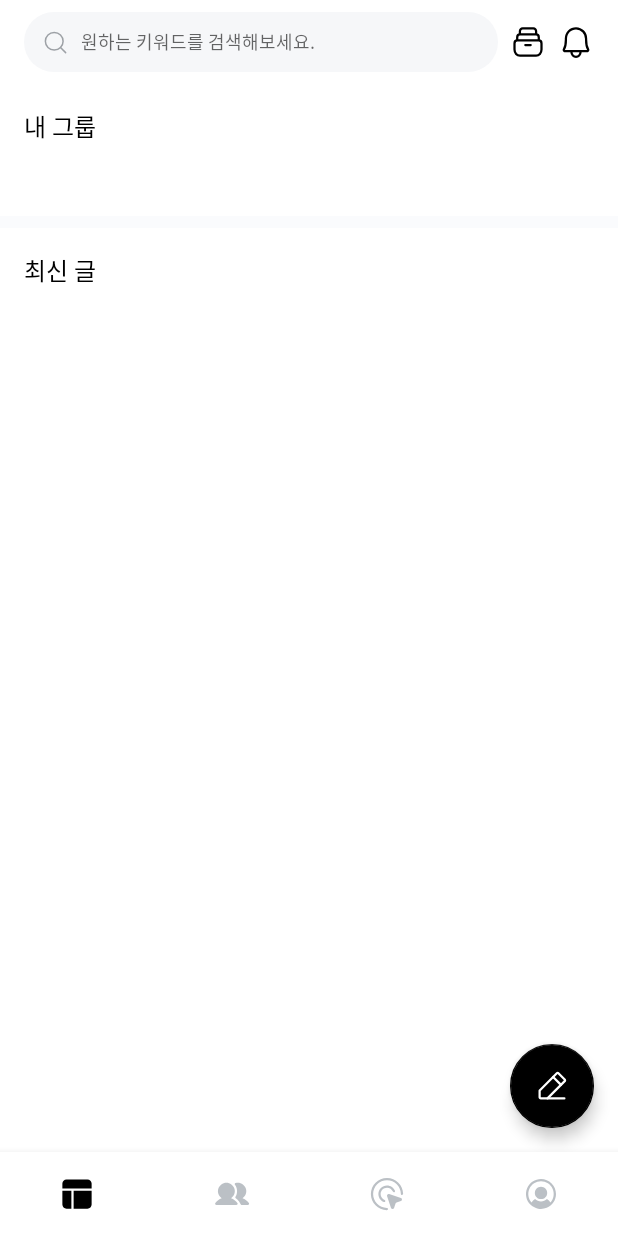
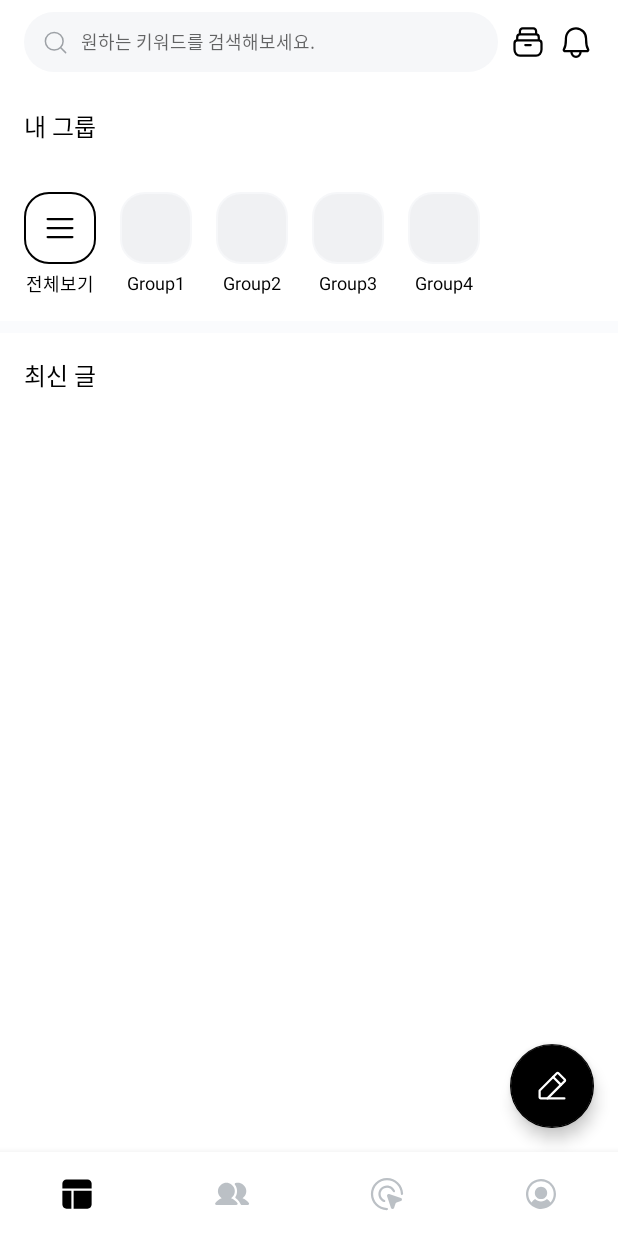
Before and after one commit to dnd-side-project/dnd-8th-4-android, an Android app: the HomeFragment screen opened directly, with no data from a screen before it, on a phone screen of 412 x 824 dp. Run offline under Robolectric (Android 15) with nearby library versions, the phone set to English and light mode, and no system bars; our stand-ins replace Timber, data binding, navigation-ui.

Commit message:
#13 [feat] 어댑터 연결 및 클릭 효과 추가

```diff
--- /dev/null
+++ b/app/src/main/java/com/dnd_8th_4_android/wery/data/remote/model/home/ResponseGroupData.kt
@@ -0,0 +1,12 @@
+package com.dnd_8th_4_android.wery.data.remote.model.home
+
+import com.google.gson.annotations.SerializedName
+
+data class ResponseGroupData(
+    @SerializedName("success") val success: Boolean,
+    @SerializedName("data") val data: Data,
+) {
+    data class Data(
+        val name: String,
+    )
+}
--- /dev/null
+++ b/app/src/main/java/com/dnd_8th_4_android/wery/presentation/ui/home/adapter/GroupRecyclerViewAdapter.kt
@@ -0,0 +1,104 @@
+package com.dnd_8th_4_android.wery.presentation.ui.home.adapter
+
+import android.view.LayoutInflater
+import android.view.View
+import android.view.ViewGroup
+import androidx.recyclerview.widget.DiffUtil
+import androidx.recyclerview.widget.ListAdapter
+import androidx.recyclerview.widget.RecyclerView
+import com.dnd_8th_4_android.wery.data.remote.model.home.ResponseGroupData
+import com.dnd_8th_4_android.wery.databinding.ItemAllMyGroupBinding
+import com.dnd_8th_4_android.wery.databinding.ItemMyGroupBinding
+
+class GroupRecyclerViewAdapter :
+    ListAdapter<ResponseGroupData.Data, RecyclerView.ViewHolder>(diffUtil) {
+    private lateinit var selectedItem: View
+
+    inner class AllGroupViewHolder(private val binding: ItemAllMyGroupBinding) :
+        RecyclerView.ViewHolder(binding.root) {
+        fun bind() {
+            binding.layoutAllMyGroup.setOnClickListener {
+                isSelected(itemView)
+            }
+        }
+    }
+
+    inner class GroupViewHolder(private val binding: ItemMyGroupBinding) :
+        RecyclerView.ViewHolder(binding.root) {
+        fun bind(item: ResponseGroupData.Data) {
+            binding.tvGroupName.text = item.name
+            binding.layoutMyGroup.setOnClickListener {
+                isSelected(itemView)
+            }
+        }
+    }
+
+    override fun onCreateViewHolder(parent: ViewGroup, viewType: Int): RecyclerView.ViewHolder {
+        return when (viewType) {
+            ITEM_ALL_GROUP -> {
+                val binding = ItemAllMyGroupBinding.inflate(
+                    LayoutInflater.from(parent.context),
+                    parent,
+                    false
+                )
+                binding.layoutAllGroup.isSelected = true
+                selectedItem = binding.layoutAllGroup
+                AllGroupViewHolder(binding)
+            }
+            else -> {
+                val binding =
+                    ItemMyGroupBinding.inflate(LayoutInflater.from(parent.context), parent, false)
+                GroupViewHolder(binding)
+            }
+        }
+    }
+
+    override fun getItemCount(): Int {
+        val originSize = currentList.size
+        return if (originSize == 0) 0 else originSize.inc()
+    }
+
+    override fun onBindViewHolder(holder: RecyclerView.ViewHolder, position: Int) {
+        when (holder) {
+            is AllGroupViewHolder -> {
+                holder.bind()
+            }
+            is GroupViewHolder -> {
+                holder.bind(currentList[position.dec()])
+            }
+        }
+    }
+
+    override fun getItemViewType(position: Int): Int {
+        return if (position == 0) ITEM_ALL_GROUP else ITEM_GROUP
+    }
+
+    private fun isSelected(itemView: View) {
+        if(selectedItem != itemView) {
+            selectedItem!!.isSelected = false
+            itemView.isSelected = !itemView.isSelected
+            selectedItem = itemView
+        }
+    }
+
+    object diffUtil : DiffUtil.ItemCallback<ResponseGroupData.Data>() {
+        override fun areItemsTheSame(
+            oldItem: ResponseGroupData.Data,
+            newItem: ResponseGroupData.Data,
+        ): Boolean {
+            return oldItem === newItem
+        }
+
+        override fun areContentsTheSame(
+            oldItem: ResponseGroupData.Data,
+            newItem: ResponseGroupData.Data,
+        ): Boolean {
+            return oldItem == newItem
+        }
+    }
+
+    companion object {
+        const val ITEM_ALL_GROUP = 0
+        const val ITEM_GROUP = 1
+    }
+}
--- a/app/src/main/java/com/dnd_8th_4_android/wery/presentation/ui/home/view/HomeFragment.kt
+++ b/app/src/main/java/com/dnd_8th_4_android/wery/presentation/ui/home/view/HomeFragment.kt
@@ -7,15 +7,35 @@ import android.view.inputmethod.InputMethodManager
 import android.widget.TextView
 import androidx.core.view.isVisible
 import androidx.core.widget.doBeforeTextChanged
+import androidx.recyclerview.widget.LinearLayoutManager
+import androidx.recyclerview.widget.RecyclerView
 import com.dnd_8th_4_android.wery.R
+import com.dnd_8th_4_android.wery.data.remote.model.home.ResponseGroupData
 import com.dnd_8th_4_android.wery.databinding.FragmentHomeBinding
 import com.dnd_8th_4_android.wery.presentation.ui.base.BaseFragment
+import com.dnd_8th_4_android.wery.presentation.ui.home.adapter.GroupRecyclerViewAdapter
+import com.dnd_8th_4_android.wery.presentation.util.MarginItemDecoration
 
 class HomeFragment : BaseFragment<FragmentHomeBinding>(R.layout.fragment_home) {
+    private lateinit var groupRecyclerViewAdapter: GroupRecyclerViewAdapter
+    private lateinit var groupList: MutableList<ResponseGroupData.Data>
 
-    override fun initStartView() { }
+    override fun initStartView() {
+        makeGroupList()
+        groupRecyclerViewAdapter = GroupRecyclerViewAdapter()
+        groupRecyclerViewAdapter.submitList(groupList)
+        binding.activityGroup.rvMyGroup.apply {
+            adapter = groupRecyclerViewAdapter
+            layoutManager = LinearLayoutManager(requireContext(), RecyclerView.HORIZONTAL, false)
+            addItemDecoration(
+                MarginItemDecoration(
+                    resources.getDimension(R.dimen.groupList_item_margin).toInt()
+                )
+            )
+        }
+    }
 
-    override fun initDataBinding() { }
+    override fun initDataBinding() {}
 
     override fun initAfterBinding() {
         binding.etSearch.doBeforeTextChanged { _, _, _, after ->
@@ -38,14 +58,25 @@ class HomeFragment : BaseFragment<FragmentHomeBinding>(R.layout.fragment_home) {
         }
     }
 
+    private fun makeGroupList() {
+        groupList = mutableListOf(
+            ResponseGroupData.Data("Group1"),
+            ResponseGroupData.Data("Group2"),
+            ResponseGroupData.Data("Group3"),
+            ResponseGroupData.Data("Group4")
+        )
+    }
+
     private fun hideKeyboard(textView: TextView) {
-        val inputMethodManager = requireContext().getSystemService(Activity.INPUT_METHOD_SERVICE) as InputMethodManager
+        val inputMethodManager =
+            requireContext().getSystemService(Activity.INPUT_METHOD_SERVICE) as InputMethodManager
         inputMethodManager.hideSoftInputFromWindow(textView.windowToken, 0)
     }
 
     private fun showKeyboard(view: View) {
         view.requestFocus()
-        val inputMethodManager = requireContext().getSystemService(Activity.INPUT_METHOD_SERVICE) as InputMethodManager
+        val inputMethodManager =
+            requireContext().getSystemService(Activity.INPUT_METHOD_SERVICE) as InputMethodManager
         inputMethodManager.showSoftInput(view, InputMethodManager.SHOW_IMPLICIT)
     }
 }
--- /dev/null
+++ b/app/src/main/java/com/dnd_8th_4_android/wery/presentation/util/MarginItemDecoration.kt
@@ -0,0 +1,15 @@
+package com.dnd_8th_4_android.wery.presentation.util
+
+import android.graphics.Rect
+import android.view.View
+import androidx.recyclerview.widget.RecyclerView
+
+class MarginItemDecoration(private val spaceSize: Int) : RecyclerView.ItemDecoration() {
+    override fun getItemOffsets(
+       outRect: Rect, view: View,
+       parent: RecyclerView,
+       state: RecyclerView.State,
+    ) {
+        outRect.right = spaceSize
+    }
+}
--- a/app/src/main/res/layout/fragment_home.xml
+++ b/app/src/main/res/layout/fragment_home.xml
@@ -1,7 +1,7 @@
 <?xml version="1.0" encoding="utf-8"?>
-<layout xmlns:tools="http://schemas.android.com/tools"
-    xmlns:android="http://schemas.android.com/apk/res/android"
-    xmlns:app="http://schemas.android.com/apk/res-auto">
+<layout xmlns:android="http://schemas.android.com/apk/res/android"
+    xmlns:app="http://schemas.android.com/apk/res-auto"
+    xmlns:tools="http://schemas.android.com/tools">
 
     <data>
 
@@ -75,6 +75,7 @@
         </androidx.constraintlayout.widget.ConstraintLayout>
 
         <include
+            android:id="@+id/activity_no_group"
             layout="@layout/activity_no_group"
             android:layout_width="match_parent"
             android:layout_height="wrap_content"
@@ -84,6 +85,7 @@
             app:layout_constraintTop_toBottomOf="@id/layout_home_top" />
 
         <include
+            android:id="@+id/activity_group"
             layout="@layout/activity_group"
             android:layout_width="match_parent"
             android:layout_height="wrap_content"
@@ -95,12 +97,12 @@
             android:id="@+id/btn_floating_action"
             android:layout_width="wrap_content"
             android:layout_height="wrap_content"
+            android:layout_margin="16dp"
             android:src="@drawable/ic_pencil"
-            android:layout_margin="16dp"
+            app:backgroundTint="@color/black"
+            app:layout_constraintBottom_toBottomOf="parent"
+            app:layout_constraintEnd_toEndOf="parent"
             app:tint="@color/white"
-            app:backgroundTint="@color/black"
-            app:layout_constraintEnd_toEndOf="parent"
-            app:layout_constraintBottom_toBottomOf="parent"
             tools:ignore="ContentDescription" />
     </androidx.constraintlayout.widget.ConstraintLayout>
 </layout>
--- a/app/src/main/res/layout/item_all_my_group.xml
+++ b/app/src/main/res/layout/item_all_my_group.xml
@@ -1,11 +1,18 @@
 <?xml version="1.0" encoding="utf-8"?>
-<androidx.constraintlayout.widget.ConstraintLayout xmlns:android="http://schemas.android.com/apk/res/android"
-    xmlns:app="http://schemas.android.com/apk/res-auto"
+<layout xmlns:android="http://schemas.android.com/apk/res/android"
+    xmlns:app="http://schemas.android.com/apk/res-auto">
+
+    <data>
+
+    </data>
+
+    <androidx.constraintlayout.widget.ConstraintLayout
+        android:id="@+id/layout_all_my_group"
         android:layout_width="wrap_content"
         android:layout_height="wrap_content">
 
         <LinearLayout
-        android:id="@+id/layout_all_my_group"
+            android:id="@+id/layout_all_group"
             android:layout_width="48dp"
             android:layout_height="48dp"
             android:background="@drawable/selector_btn_all_my_group"
@@ -27,7 +34,8 @@
             android:layout_marginTop="4dp"
             android:text="@string/home_all_my_group"
             android:textColor="@color/black"
-        app:layout_constraintEnd_toEndOf="@id/layout_all_my_group"
-        app:layout_constraintStart_toStartOf="@id/layout_all_my_group"
-        app:layout_constraintTop_toBottomOf="@id/layout_all_my_group" />
+            app:layout_constraintEnd_toEndOf="@id/layout_all_group"
+            app:layout_constraintStart_toStartOf="@id/layout_all_group"
+            app:layout_constraintTop_toBottomOf="@id/layout_all_group" />
     </androidx.constraintlayout.widget.ConstraintLayout>
+</layout>
--- a/app/src/main/res/layout/item_my_group.xml
+++ b/app/src/main/res/layout/item_my_group.xml
@@ -1,12 +1,19 @@
 <?xml version="1.0" encoding="utf-8"?>
-<androidx.constraintlayout.widget.ConstraintLayout xmlns:android="http://schemas.android.com/apk/res/android"
+<layout xmlns:android="http://schemas.android.com/apk/res/android"
     xmlns:app="http://schemas.android.com/apk/res-auto"
-    xmlns:tools="http://schemas.android.com/tools"
+    xmlns:tools="http://schemas.android.com/tools">
+
+    <data>
+
+    </data>
+
+    <androidx.constraintlayout.widget.ConstraintLayout
+        android:id="@+id/layout_my_group"
         android:layout_width="wrap_content"
         android:layout_height="wrap_content">
 
         <ImageView
-        android:id="@+id/iv_all_my_group"
+            android:id="@+id/iv_my_group"
             android:layout_width="48dp"
             android:layout_height="48dp"
             android:src="@drawable/selector_btn_group"
@@ -14,13 +21,15 @@
             app:layout_constraintTop_toTopOf="parent" />
 
         <TextView
+            android:id="@+id/tv_group_name"
             style="@style/TextView.Body.12.R"
             android:layout_width="wrap_content"
             android:layout_height="wrap_content"
             android:layout_marginTop="4dp"
             android:textColor="@color/black"
-        app:layout_constraintEnd_toEndOf="@id/iv_all_my_group"
-        app:layout_constraintStart_toStartOf="@id/iv_all_my_group"
-        app:layout_constraintTop_toBottomOf="@id/iv_all_my_group"
+            app:layout_constraintEnd_toEndOf="@id/iv_my_group"
+            app:layout_constraintStart_toStartOf="@id/iv_my_group"
+            app:layout_constraintTop_toBottomOf="@id/iv_my_group"
             tools:text="Group" />
     </androidx.constraintlayout.widget.ConstraintLayout>
+</layout>
--- /dev/null
+++ b/app/src/main/res/values/dimens.xml
@@ -0,0 +1,4 @@
+<?xml version="1.0" encoding="utf-8"?>
+<resources>
+    <dimen name="groupList_item_margin">16dp</dimen>
+</resources>
```
Lines whose indentation alone changed are shown as unchanged.
